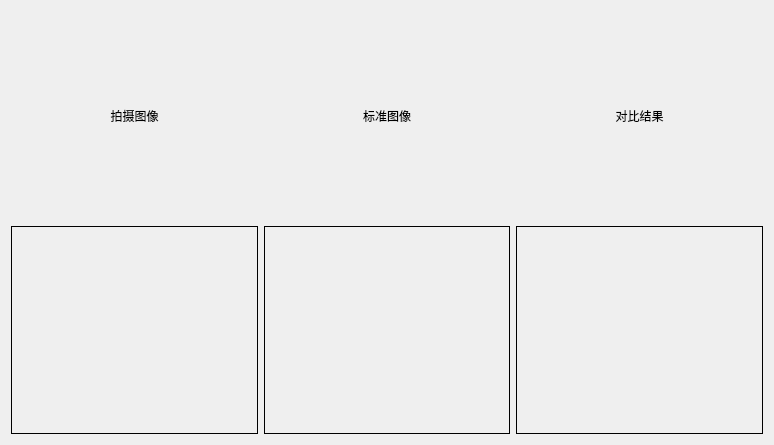
This is tvsupervisory/ui/camerawindow.ui in jeffreyyjp/TvSupervision as Qt 5 draws it before an edit. The edited form follows.
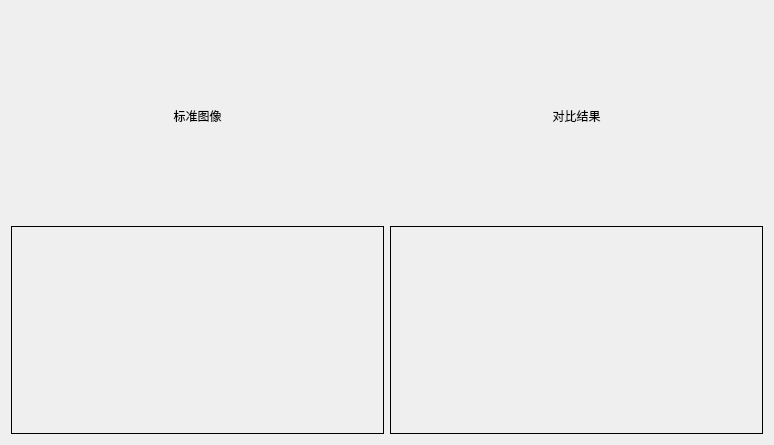
This is the edited form.

Diff of the .ui file:
```diff
--- a/tvsupervisory/ui/camerawindow.ui
+++ b/tvsupervisory/ui/camerawindow.ui
@@ -14,27 +14,7 @@
    <string>Form</string>
   </property>
   <layout class="QGridLayout" name="gridLayout">
-   <item row="0" column="0">
-    <widget class="QLabel" name="label">
-     <property name="text">
-      <string>拍摄图像</string>
-     </property>
-     <property name="alignment">
-      <set>Qt::AlignCenter</set>
-     </property>
-    </widget>
-   </item>
    <item row="0" column="1">
-    <widget class="QLabel" name="label_2">
-     <property name="text">
-      <string>标准图像</string>
-     </property>
-     <property name="alignment">
-      <set>Qt::AlignCenter</set>
-     </property>
-    </widget>
-   </item>
-   <item row="0" column="2">
     <widget class="QLabel" name="label_3">
      <property name="text">
       <string>对比结果</string>
@@ -44,7 +24,7 @@
      </property>
     </widget>
    </item>
-   <item row="1" column="1">
+   <item row="1" column="0">
     <widget class="QLabel" name="lbl_std_image">
      <property name="sizePolicy">
       <sizepolicy hsizetype="Preferred" vsizetype="Preferred">
@@ -60,7 +40,7 @@
      </property>
     </widget>
    </item>
-   <item row="1" column="2">
+   <item row="1" column="1">
     <widget class="QLabel" name="label_5">
      <property name="sizePolicy">
       <sizepolicy hsizetype="Preferred" vsizetype="Preferred">
@@ -76,16 +56,13 @@
      </property>
     </widget>
    </item>
-   <item row="1" column="0">
-    <widget class="QWidget" name="video_window" native="true">
-     <property name="sizePolicy">
-      <sizepolicy hsizetype="Preferred" vsizetype="Preferred">
-       <horstretch>0</horstretch>
-       <verstretch>0</verstretch>
-      </sizepolicy>
+   <item row="0" column="0">
+    <widget class="QLabel" name="label_2">
+     <property name="text">
+      <string>标准图像</string>
      </property>
-     <property name="styleSheet">
-      <string notr="true">QWidget {border: 1px solid blank; }</string>
+     <property name="alignment">
+      <set>Qt::AlignCenter</set>
      </property>
     </widget>
    </item>
```
